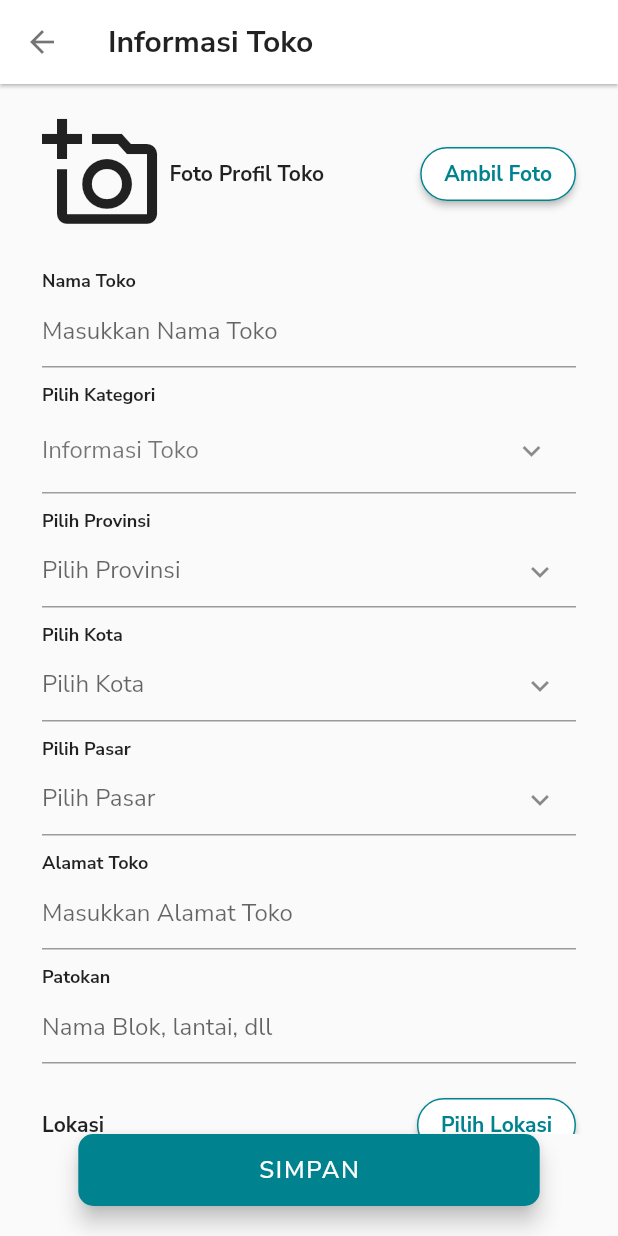
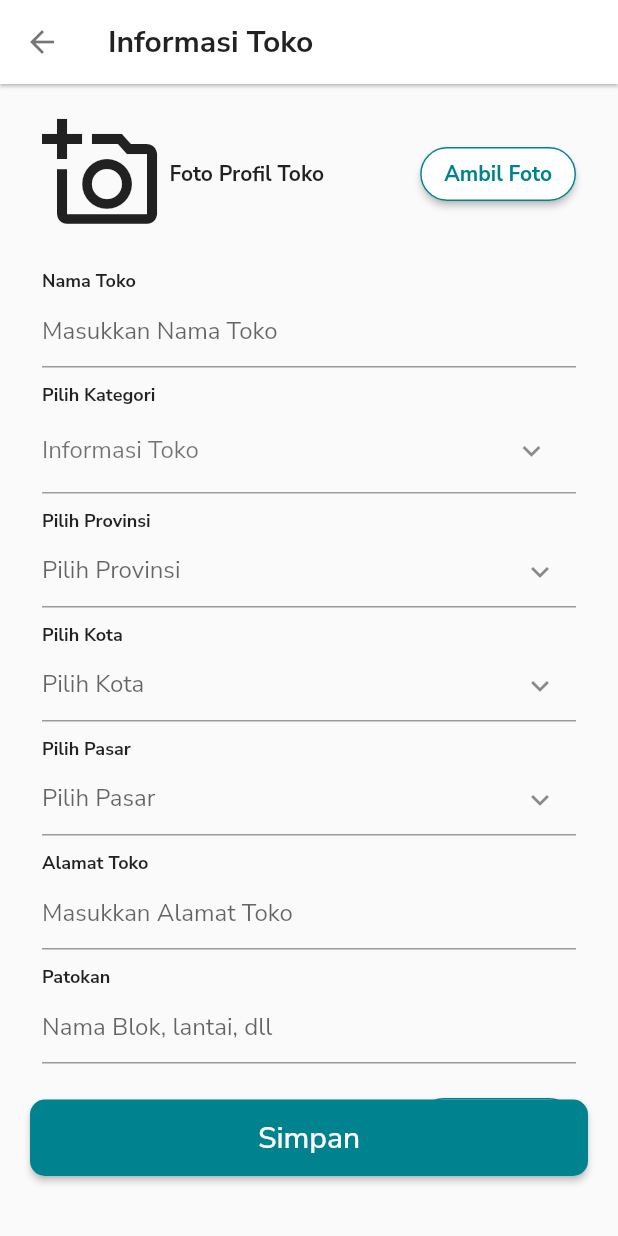
Before and after one commit to ryecries/blanjaloka_flutter, a Flutter app: the RegisterInfoToko screen opened directly, on a phone screen of 412 x 824 dp. Run offline on Flutter 3.47's test engine with Material 2 defaults, Android fonts, the light colour scheme and no system bars; our stand-ins replace google_fonts, image_picker.

Commit message:
update button to elevated

```diff
--- a/lib/screens/register_info_toko.dart
+++ b/lib/screens/register_info_toko.dart
@@ -102,10 +102,12 @@ class _RegisterInfoTokoState extends State<RegisterInfoToko> {
                       flex: 10,
                       child: Text(
                         'Informasi Toko',
-                        style: TextStyle(
-                            fontSize: 16, color: Colors.black54),
+                        style: TextStyle(fontSize: 16, color: Colors.black54),
                       )),
-                  Expanded(flex: 2, child: Icon(Icons.keyboard_arrow_down, color: Colors.black45)),
+                  Expanded(
+                      flex: 2,
+                      child: Icon(Icons.keyboard_arrow_down,
+                          color: Colors.black45)),
                 ],
               ),
             ),
@@ -327,14 +329,16 @@ class _RegisterInfoTokoState extends State<RegisterInfoToko> {
           ),
           title: Text(
             "Informasi Toko",
-          style: TextStyle(color: Colors.black87, fontWeight: FontWeight.bold),
+            style:
+                TextStyle(color: Colors.black87, fontWeight: FontWeight.bold),
           ),
         ),
         body: Container(
             margin: EdgeInsets.all(20),
             width: MediaQuery.of(context).size.width,
-        child: Column(
+            child: Stack(
               children: [
+                Column(children: [
                   Row(
                     mainAxisAlignment: MainAxisAlignment.center,
                     children: [
@@ -371,11 +375,13 @@ class _RegisterInfoTokoState extends State<RegisterInfoToko> {
                             style: ButtonStyle(
                                 backgroundColor:
                                     MaterialStateProperty.all(Colors.white),
-                          shape:
-                              MaterialStateProperty.all<RoundedRectangleBorder>(
+                                shape: MaterialStateProperty.all<
+                                        RoundedRectangleBorder>(
                                     RoundedRectangleBorder(
-                                      borderRadius: BorderRadius.circular(18.0),
-                                      side: BorderSide(color: bPrimaryColor)))),
+                                        borderRadius:
+                                            BorderRadius.circular(18.0),
+                                        side:
+                                            BorderSide(color: bPrimaryColor)))),
                             // TextButton.styleFrom(backgroundColor: bPrimaryColor),
                             onPressed: () async {
                               await getImage();
@@ -383,7 +389,8 @@ class _RegisterInfoTokoState extends State<RegisterInfoToko> {
                             child: Text(
                               "Ambil Foto",
                               style: TextStyle(
-                            color: bPrimaryColor, fontWeight: FontWeight.bold),
+                                  color: bPrimaryColor,
+                                  fontWeight: FontWeight.bold),
                             )),
                       )
                     ],
@@ -405,31 +412,40 @@ class _RegisterInfoTokoState extends State<RegisterInfoToko> {
                           _buildAlamatToko(),
                           _buildPatokan(),
                           _buildLokasiToko(),
+                          SizedBox(height: 80)
                         ],
                       ))
                     ],
+                  ))
+                ]),
+                Align(
+                  alignment: Alignment.bottomCenter,
+                  child: Container(
+                    margin: const EdgeInsets.only(
+                      bottom: 20,
+                    ),
+                    width: double.infinity,
+                    child: ElevatedButton(
+                      child: Container(
+                          padding: EdgeInsets.symmetric(vertical: 12),
+                          child: Text(
+                            "Simpan",
+                            style: TextStyle(fontSize: 20),
                           )),
-            FloatingActionButton.extended(
                       onPressed: () {
-                Navigator.push(
-                  context,
-                  MaterialPageRoute(builder: (context) => EnterPassword()),
-                );
+                        // Navigator.push(context, MaterialPageRoute(builder: (context) => EnterPassword()),);
                       },
-              extendedPadding:
-                  EdgeInsets.symmetric(horizontal: 120, vertical: 12),
-              label: Text(
-                'SIMPAN',
-                style: TextStyle(fontSize: 16),
-              ),
-              backgroundColor: bPrimaryColor,
+                      style: ElevatedButton.styleFrom(
+                        primary: bPrimaryColor,
+                        onPrimary: Colors.white,
                         shape: RoundedRectangleBorder(
                           borderRadius: BorderRadius.circular(10.0),
                         ),
+                      ),
+                    ),
+                  ),
                 )
               ],
-        ),
-      ),
-    );
+            )));
   }
 }
```
Lines whose indentation alone changed are shown as unchanged.
